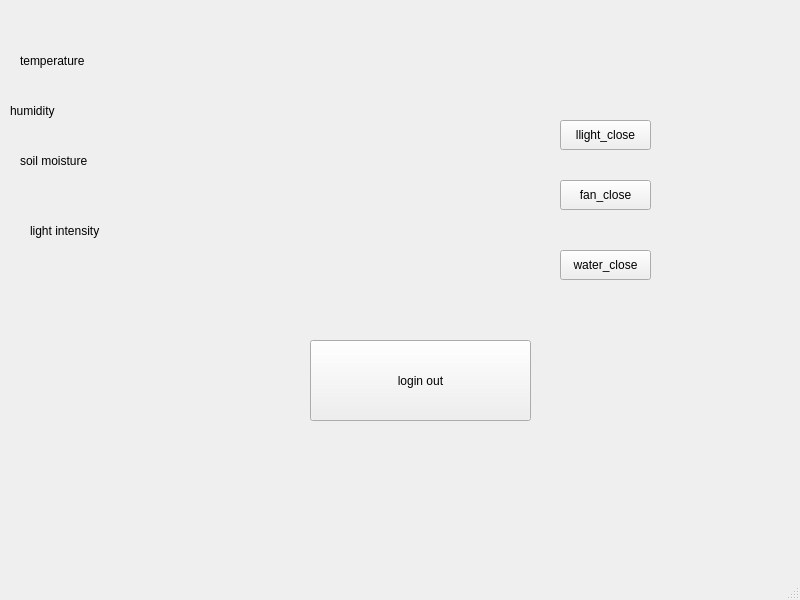
The window that Grad/mainwindow.ui (xiyichan/SmartAgriculture) describes before a commit, drawn with Qt 5.
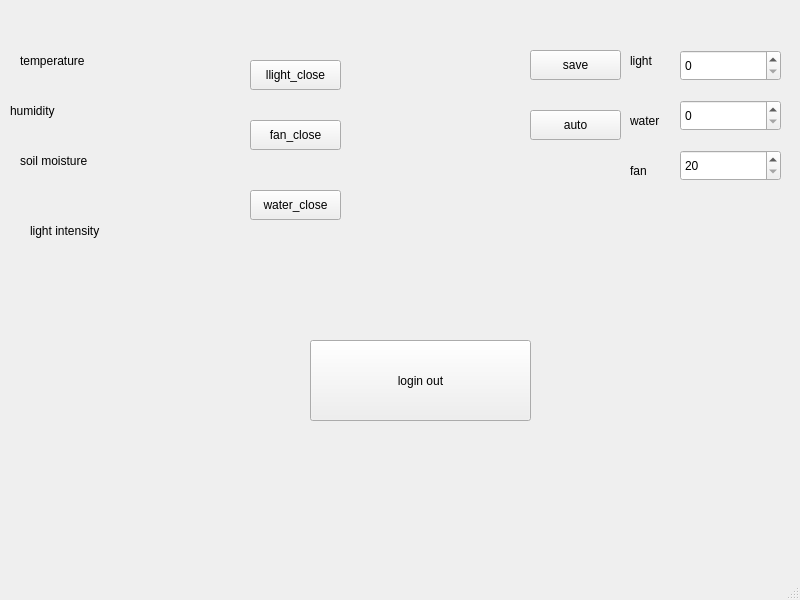
The same window after the commit.

What changed in the file:
```diff
--- a/Grad/mainwindow.ui
+++ b/Grad/mainwindow.ui
@@ -121,8 +121,8 @@
    <widget class="QPushButton" name="pushButton_water">
     <property name="geometry">
      <rect>
-      <x>560</x>
-      <y>250</y>
+      <x>250</x>
+      <y>190</y>
       <width>91</width>
       <height>30</height>
      </rect>
@@ -134,8 +134,8 @@
    <widget class="QPushButton" name="pushButton_light">
     <property name="geometry">
      <rect>
-      <x>560</x>
-      <y>120</y>
+      <x>250</x>
+      <y>60</y>
       <width>91</width>
       <height>30</height>
      </rect>
@@ -147,8 +147,8 @@
    <widget class="QPushButton" name="pushButton_fan">
     <property name="geometry">
      <rect>
-      <x>560</x>
-      <y>180</y>
+      <x>250</x>
+      <y>120</y>
       <width>91</width>
       <height>30</height>
      </rect>
@@ -170,6 +170,113 @@
      <string>login out</string>
     </property>
    </widget>
+   <widget class="QPushButton" name="pushButton_auto_save">
+    <property name="geometry">
+     <rect>
+      <x>530</x>
+      <y>50</y>
+      <width>91</width>
+      <height>30</height>
+     </rect>
+    </property>
+    <property name="text">
+     <string>save</string>
+    </property>
+   </widget>
+   <widget class="QLabel" name="label_5">
+    <property name="geometry">
+     <rect>
+      <x>630</x>
+      <y>50</y>
+      <width>68</width>
+      <height>22</height>
+     </rect>
+    </property>
+    <property name="text">
+     <string>light</string>
+    </property>
+   </widget>
+   <widget class="QLabel" name="label_6">
+    <property name="geometry">
+     <rect>
+      <x>630</x>
+      <y>110</y>
+      <width>41</width>
+      <height>22</height>
+     </rect>
+    </property>
+    <property name="text">
+     <string>water</string>
+    </property>
+   </widget>
+   <widget class="QLabel" name="label_7">
+    <property name="geometry">
+     <rect>
+      <x>630</x>
+      <y>160</y>
+      <width>68</width>
+      <height>22</height>
+     </rect>
+    </property>
+    <property name="text">
+     <string>fan</string>
+    </property>
+   </widget>
+   <widget class="QSpinBox" name="spinBox_light">
+    <property name="geometry">
+     <rect>
+      <x>680</x>
+      <y>50</y>
+      <width>101</width>
+      <height>31</height>
+     </rect>
+    </property>
+    <property name="maximum">
+     <number>30000</number>
+    </property>
+   </widget>
+   <widget class="QSpinBox" name="spinBox_water">
+    <property name="geometry">
+     <rect>
+      <x>680</x>
+      <y>100</y>
+      <width>101</width>
+      <height>31</height>
+     </rect>
+    </property>
+    <property name="maximum">
+     <number>30000</number>
+    </property>
+   </widget>
+   <widget class="QSpinBox" name="spinBox_fan">
+    <property name="geometry">
+     <rect>
+      <x>680</x>
+      <y>150</y>
+      <width>101</width>
+      <height>31</height>
+     </rect>
+    </property>
+    <property name="minimum">
+     <number>20</number>
+    </property>
+    <property name="maximum">
+     <number>30</number>
+    </property>
+   </widget>
+   <widget class="QPushButton" name="pushButton_2">
+    <property name="geometry">
+     <rect>
+      <x>530</x>
+      <y>110</y>
+      <width>91</width>
+      <height>30</height>
+     </rect>
+    </property>
+    <property name="text">
+     <string>auto</string>
+    </property>
+   </widget>
   </widget>
   <widget class="QMenuBar" name="menubar">
    <property name="geometry">
```
